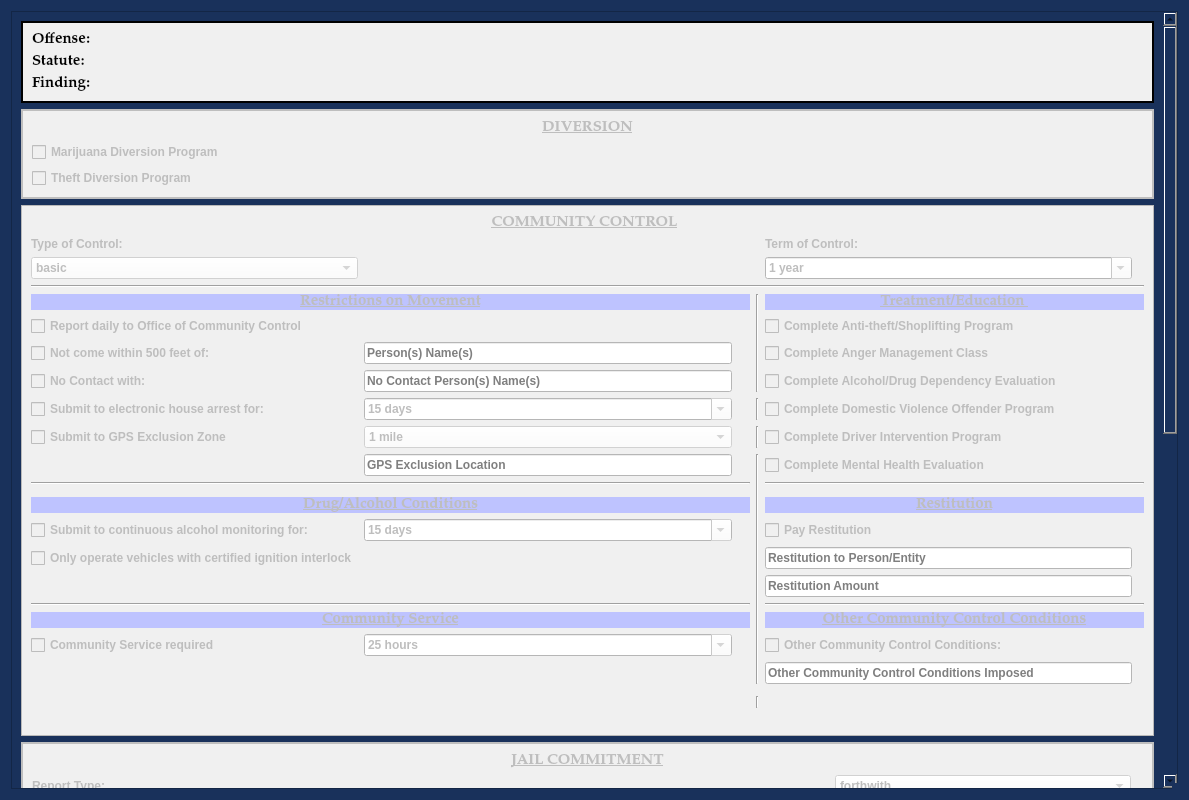
Qt form views/ui/AddCommunityControlDialog.ui (HunterProgram22/MuniEntry) before a commit.
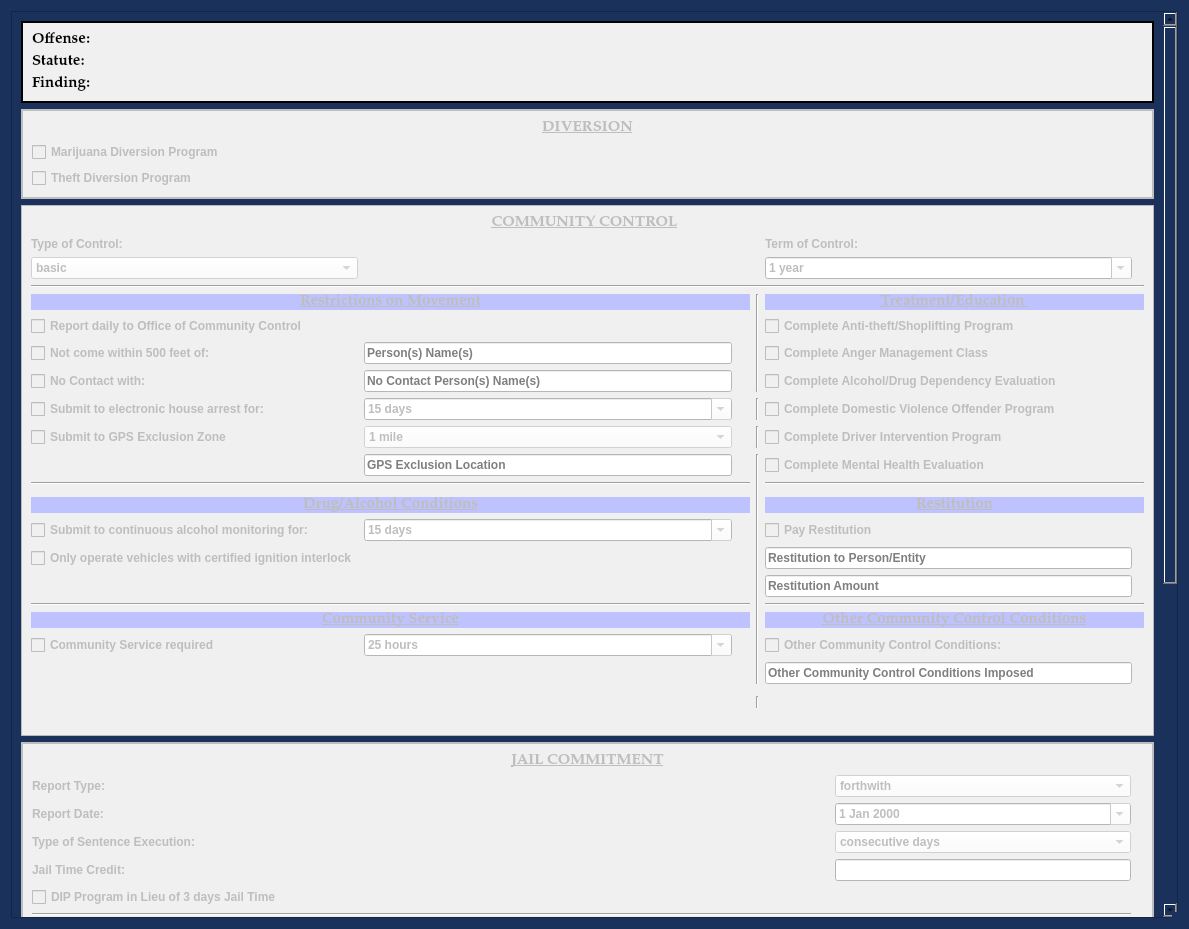
The same form after that commit.

Commit message: Updated tabs on comm control.

```diff
--- a/views/ui/AddCommunityControlDialog.ui
+++ b/views/ui/AddCommunityControlDialog.ui
@@ -13,7 +13,7 @@
     <x>0</x>
     <y>0</y>
     <width>1189</width>
-    <height>800</height>
+    <height>929</height>
    </rect>
   </property>
   <property name="sizePolicy">
@@ -167,7 +167,7 @@
       <property name="geometry">
        <rect>
         <x>0</x>
-        <y>0</y>
+        <y>-751</y>
         <width>1146</width>
         <height>1658</height>
        </rect>
```
Left out of the diff: 40 changed lines with no effect on the pictures. The commit also changes 2 other files.
